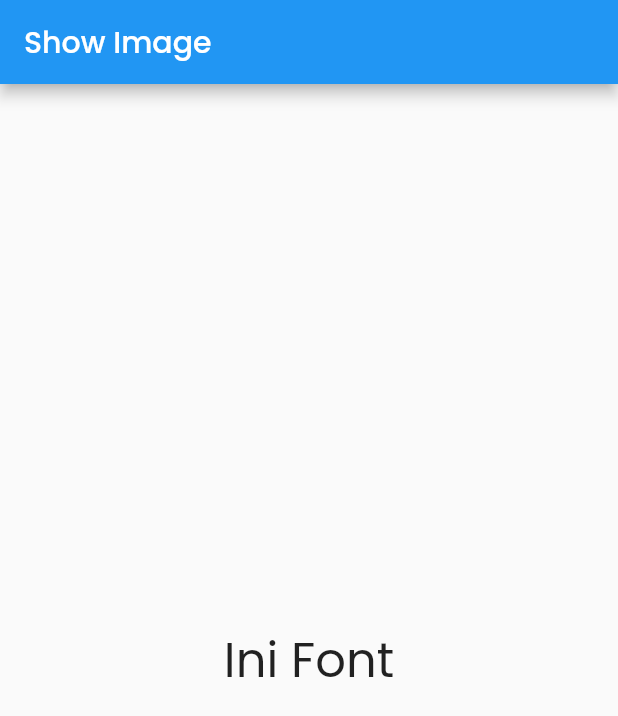
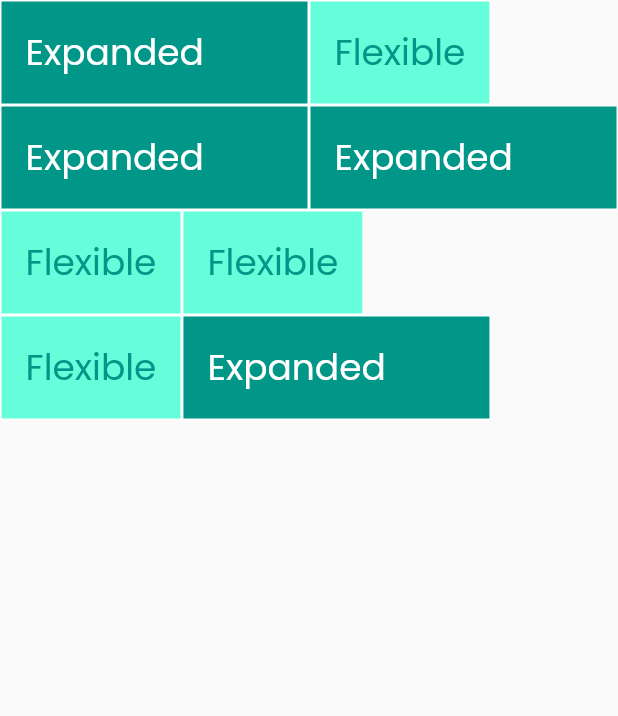
Before and after one commit to igobhaktiar/letsgooapp, a Flutter app: the screen it shows after launch, on a phone screen of 412 x 824 dp. Shown: the top 716 px of the screen. Run offline on Flutter 3.47's test engine with Material 2 defaults, Android fonts, the phone set to English and light mode, and no system bars.

Commit message:
Listview, Expanded, Flexible

```diff
--- /dev/null
+++ b/letsgooapp/lib/Expanded.dart
@@ -0,0 +1,35 @@
+import 'package:flutter/cupertino.dart';
+import 'package:flutter/material.dart';
+
+class WidgetExpanded extends StatelessWidget{
+  const WidgetExpanded({Key? key}) : super(key: key);
+
+  @override
+  Widget build (BuildContext context){
+    return Column(
+      children: <Widget>[
+        Expanded(child: Container(
+            color: Colors.red,) ,
+        ),
+        Expanded(child: Container(
+          color: Colors.orange,)
+        ),
+        Expanded(child: Container(
+          color: Colors.yellow,)
+        ),
+        Expanded(child: Container(
+          color: Colors.green,)
+        ),
+        Expanded(child: Container(
+          color: Colors.blue,)
+        ),
+        Expanded(child: Container(
+          color: Colors.indigo,)
+        ),
+        Expanded(child: Container(
+          color: Colors.purple,)
+        )
+      ],
+    );
+  }
+}
--- /dev/null
+++ b/letsgooapp/lib/WidgetFlexible.dart
@@ -0,0 +1,92 @@
+import 'package:flutter/cupertino.dart';
+import 'package:flutter/material.dart';
+
+class WidgetFlexible extends StatelessWidget{
+  const WidgetFlexible({Key? key}) : super(key: key);
+
+  @override
+  Widget build (BuildContext context){
+    return const Scaffold(
+      body: SafeArea(
+        child: Column(
+          children: [
+            Row(
+              children: [
+                ExpandedWidget(),
+                FlexibleWidget()
+              ],
+            ),
+            Row(
+              children: [
+                ExpandedWidget(),
+                ExpandedWidget()
+              ],
+            ),
+            Row(
+              children: [
+                FlexibleWidget(),
+                FlexibleWidget(),
+              ],
+            ),
+            Row(
+              children: [
+                FlexibleWidget(),
+                ExpandedWidget(),
+              ],
+            )
+          ],
+        ),
+      ),
+    );
+  }
+}
+
+
+class ExpandedWidget extends StatelessWidget {
+  const ExpandedWidget({Key? key}) : super(key : key);
+
+  @override
+  Widget build(BuildContext context){
+    return Expanded(child: Container(
+      decoration: BoxDecoration(
+        color: Colors.teal,
+        border: Border.all(color: Colors.white),
+      ),
+      child: const Padding(
+       padding: EdgeInsets.all(16.0),
+        child: Text(
+          'Expanded',
+          style: TextStyle(
+            color: Colors.white,
+            fontSize: 24,
+          ),
+        ),
+      ),
+      )
+    );
+  }
+}
+
+class FlexibleWidget extends StatelessWidget{
+  const FlexibleWidget({Key? key}) : super(key : key);
+
+  @override
+  Widget build(BuildContext context){
+    return Flexible(child: Container(
+      decoration: BoxDecoration(
+        color: Colors.tealAccent,
+        border: Border.all(color: Colors.white)
+      ),
+      child: const Padding(padding: EdgeInsets.all(16.0),
+        child: Text(
+          'Flexible',
+          style: TextStyle(color: Colors.teal,
+          fontSize: 24,
+          ),
+        ),
+      ),
+      ),
+    );
+  }
+
+}
--- a/letsgooapp/lib/main.dart
+++ b/letsgooapp/lib/main.dart
@@ -1,12 +1,15 @@
 import 'package:flutter/material.dart';
 import 'package:letsgooapp/Button.dart';
+import 'package:letsgooapp/Expanded.dart';
 import 'package:letsgooapp/FirstScreen.dart';
 import 'package:letsgooapp/InputCheck.dart';
 import 'package:letsgooapp/InputRadio.dart';
 import 'package:letsgooapp/InputWidget.dart';
 import 'package:letsgooapp/InputWidgetController.dart';
+import 'package:letsgooapp/ScrollingScreen.dart';
 import 'package:letsgooapp/ShowImage.dart';
 import 'package:letsgooapp/TambahFont.dart';
+import 'package:letsgooapp/WidgetFlexible.dart';
 import 'package:letsgooapp/switch.dart';
 
 void main() {
@@ -25,7 +28,7 @@ class MyApp extends StatelessWidget {
         primarySwatch: Colors.blue,
       ),
 
-      home: const TambahFont(),
+      home: const WidgetFlexible(),
       //   home: const Scaffold(
       //     body: Center(
       //       child: BiggerText(text: "Hello, world!"),
```
Also changed, not shown: letsgooapp/lib/ScrollingScreen.dart (added, +75 -0 lines).
